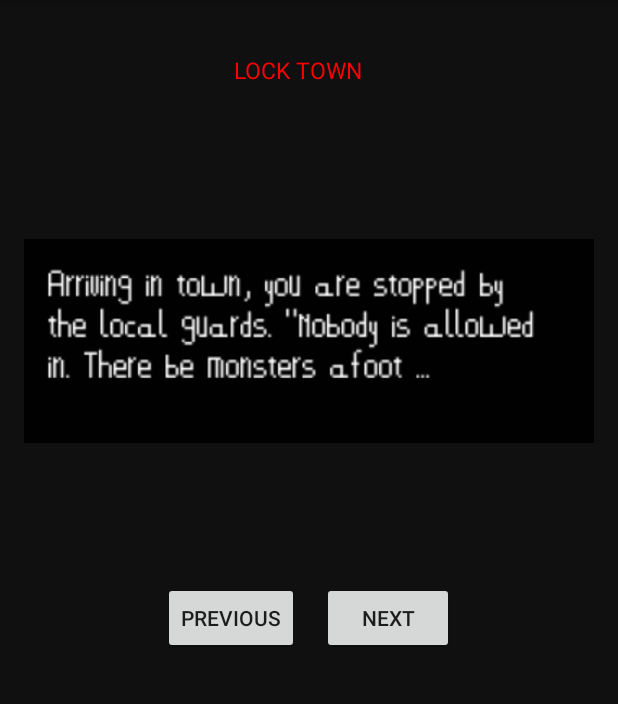
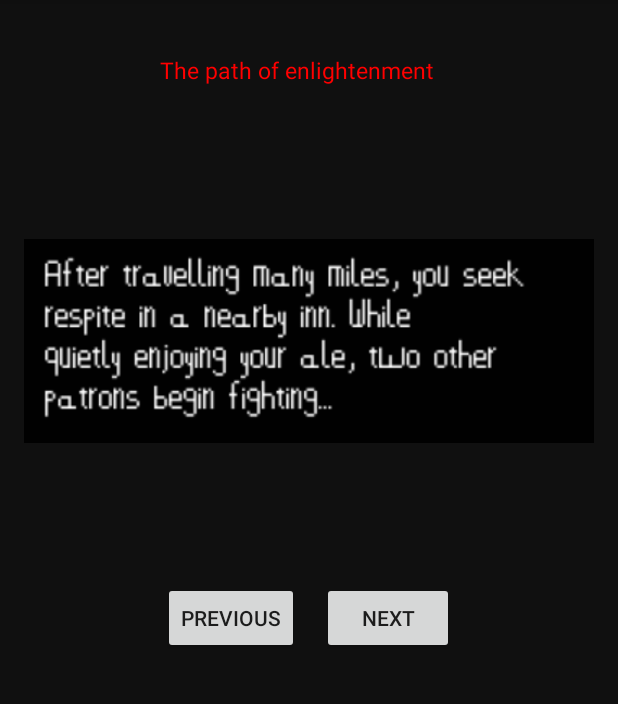
Before and after one commit to ritchi75/SPGame, an Android app: the screen it shows after launch (MainActivity), after a tap on "SINGLE PLAYER", on a phone screen of 412 x 824 dp, the part 84-788 px from its top. Run offline under Robolectric (Android 15) with nearby library versions, the phone set to English and light mode, and no system bars.

Commit message:
Completely rewrote stories to make us of the entire storyline

```diff
--- a/app/src/main/java/JavaFiles/Characters/Character.java
+++ b/app/src/main/java/JavaFiles/Characters/Character.java
@@ -151,4 +151,9 @@ public abstract class Character {
         return result;
     }
 
+    // fully heals a characters hp before the next encounter
+    public void fullHeal()
+    {
+        this.stat.modifyHealth(-100);
+    }
 }
--- a/app/src/main/java/JavaFiles/Characters/EmpressBoss.java
+++ b/app/src/main/java/JavaFiles/Characters/EmpressBoss.java
@@ -32,7 +32,7 @@ public class EmpressBoss extends Character {
     private Stat getEmpressStats()
     {
         return new Stat
-                        (2000,    // Health
+                        (100,    // Health
                         18,     // Strength
                         6,      // Intelligence
                         8,      // Agility
--- a/app/src/main/java/JavaFiles/Characters/GhostBoss.java
+++ b/app/src/main/java/JavaFiles/Characters/GhostBoss.java
@@ -32,7 +32,7 @@ public class GhostBoss extends Character {
     private Stat getGhostStats()
     {
         return new Stat
-                        (750,    // Health
+                        (100,    // Health
                         18,     // Strength
                         6,      // Intelligence
                         8,      // Agility
--- a/app/src/main/java/JavaFiles/Characters/KnightBoss.java
+++ b/app/src/main/java/JavaFiles/Characters/KnightBoss.java
@@ -32,7 +32,7 @@ public class KnightBoss extends Character {
     private Stat getKnightStats()
     {
         return new Stat
-                        (1000,    // Health
+                        (100,    // Health
                         18,     // Strength
                         6,      // Intelligence
                         8,      // Agility
--- a/app/src/main/java/JavaFiles/Characters/RobotBoss.java
+++ b/app/src/main/java/JavaFiles/Characters/RobotBoss.java
@@ -38,7 +38,7 @@ public class RobotBoss extends Character{
     private Stat getRobotStats()
     {
         return new Stat
-                        (1000,    // Health
+                        (100,    // Health
                         18,     // Strength
                         6,      // Intelligence
                         8,      // Agility
--- a/app/src/main/java/JavaFiles/Characters/SkeletonBoss.java
+++ b/app/src/main/java/JavaFiles/Characters/SkeletonBoss.java
@@ -32,7 +32,7 @@ public class SkeletonBoss extends Character {
     private Stat getSkeletonStats()
     {
         return new Stat
-                        (500,    // Health
+                        (100,    // Health
                         18,     // Strength
                         6,      // Intelligence
                         8,      // Agility
--- a/app/src/main/java/JavaFiles/Characters/SquiggleBoss.java
+++ b/app/src/main/java/JavaFiles/Characters/SquiggleBoss.java
@@ -32,7 +32,7 @@ public class SquiggleBoss extends Character {
     private Stat getSquiggleStats()
     {
         return new Stat
-                        (500,    // Health
+                        (100,    // Health
                         18,     // Strength
                         6,      // Intelligence
                         8,      // Agility
--- a/app/src/main/java/JavaFiles/Stories/Stories.java
+++ b/app/src/main/java/JavaFiles/Stories/Stories.java
@@ -1,6 +1,7 @@
 package JavaFiles.Stories;
 
 import java.util.ArrayList;
+import java.util.Random;
 
 import seniorproject.game.R;
 
@@ -10,25 +11,176 @@ import seniorproject.game.R;
 public class Stories {
 
     ArrayList<Story> stories = new ArrayList<Story>();
-    ArrayList<Integer> images = new ArrayList<Integer>();
+    private int storyPoint;
+    private Boolean choiceMade;
+
 
     public Stories() {
         init();
     }
 
+    // constructor for a Stories Object
     public void init(){
-        images.add(R.drawable.locked_town1);
-        images.add(R.drawable.locked_town2);
-        images.add(R.drawable.locked_town3);
-        images.add(R.drawable.locked_town4);
-        stories.add(new Story("LOCK TOWN", images));
+        storyPoint = -1;
+        choiceMade = false;
+        populateStories();
     }
 
+    // Returns a list of stories which will be displayed to the user
+    //  Keeps track of where we are in the story
+    public Story getNextStory() {
+        // advance the story
+        storyPoint += 1;
+
+        switch(storyPoint)
+        {
+            case 0:
+                Random rng = new Random();
+                return stories.get(rng.nextInt(4));
+            case 1: return stories.get(4);
+            case 2: return stories.get(5);
+            case 3: return stories.get(6);
+            case 4: return stories.get(7);
+            case 5: return stories.get(8);
+            case 6:
+                // if the players accepted the kiss, jump to point 7
+                if(choiceMade)
+                    return stories.get(10);
+                // otherwise return point 6
+                return stories.get(9);
+            case 7: return stories.get(11);
+            case 8: return stories.get(12);
+        }
+        // something went wrong, end the game
+        return null;
+    }
+
+    // returns the list of stories
     public ArrayList<Story> getStories() {
         return stories;
     }
 
+    // removes a story from the list to prevent repeating it
     public void removeStory(Story story) {
         stories.remove(story);
     }
+
+    // sets the choice that the players made
+    public void setChoiceMade(Boolean choiceMade)
+    {
+        this.choiceMade = choiceMade;
+    }
+
+    // populates our list of stories with all the events and stories
+    // events handle their own pictures which is why we pass null through without issue
+    // stories have no boss's so we can pass null safely for them
+    // only decisions need decision choices
+    private void populateStories()
+    {
+        // store the list of images assoicated with the stories
+        ArrayList<Integer> images = new ArrayList<Integer>();
+
+        // starter stories: point 0
+        // Warrior starter
+        images.add(R.drawable.starter);
+        images.add(R.drawable.brawl_starter1);
+        images.add(R.drawable.brawl_starter2);
+        stories.add(new Story("Way of the Warrior", images, false, false, null));
+
+        // Mage starter
+        images.clear();
+        images.add(R.drawable.starter);
+        images.add(R.drawable.mage_starter1);
+        images.add(R.drawable.mage_starter2);
+        stories.add(new Story("The power of magic", images, false, false, null));
+
+        // Monk starter
+        images.clear();
+        images.add(R.drawable.starter);
+        images.add(R.drawable.peace_starter1);
+        images.add(R.drawable.peace_starter2);
+        stories.add(new Story("The path of enlightenment", images, false, false, null));
+
+        // Rogue starter
+        images.clear();
+        images.add(R.drawable.starter);
+        images.add(R.drawable.theif_starter1);
+        images.add(R.drawable.theif_starter2);
+        stories.add(new Story("A cunning plan", images, false, false, null));
+
+        // Squiggle fight: point 1
+        images.clear();
+        stories.add(new Story("The first battle", null, true, false, "Squiggle"));
+
+        // follow up story: point 2
+        images.clear();
+        images.add(R.drawable.locked_town1);
+        images.add(R.drawable.locked_town2);
+        stories.add(new Story("LOCK TOWN", images, false, false, null));
+
+        // Skeleton fight: point 3
+        images.clear();
+        stories.add(new Story("The next test", null, true, false, "Skeleton"));
+
+        // Locked town continued/throne room : point 4
+        images.clear();
+        images.add(R.drawable.locked_town3);
+        images.add(R.drawable.locked_town4);
+        images.add(R.drawable.throne_room1);
+        images.add(R.drawable.throne_room2);
+        images.add(R.drawable.throne_room3);
+        images.add(R.drawable.throne_room4);
+        images.add(R.drawable.throne_room5);
+        stories.add(new Story("The Royal Palace", images, false, false, null));
+
+        // first decision event : point 5
+        ArrayList<String> decisions = new ArrayList<String>();
+        images.clear();
+        images.add(R.drawable.decision);
+        decisions.add("Accept kiss");
+        decisions.add("Reject kiss");
+        stories.add(new Story("Will you accept the empress's kiss?", images, false, true, null));
+
+        // players rejected the empress's kiss : point 6a
+        images.clear();
+        images.add(R.drawable.tr_draw1);
+        images.add(R.drawable.tr_draw2);
+        images.add(R.drawable.tr_draw3);
+        images.add(R.drawable.guards_to_empress);
+        stories.add(new Story("The rejected kiss", images, false, false, "null"));
+
+        // players accept the empress's kiss : point 6b
+        images.clear();
+        images.add(R.drawable.tr_recieve1);
+        images.add(R.drawable.tr_recieve2);
+        images.add(R.drawable.tr_recieve3);
+        images.add(R.drawable.tr_recieve4);
+        images.add(R.drawable.tr_recieve5);
+        images.add(R.drawable.guards_to_empress);
+        stories.add(new Story("The empress's kiss", images, false, false, "null"));
+
+        // Empress fight : point 7
+        images.clear();
+        stories.add(new Story("The final battle", null, true, false, "Empress"));
+
+        // Victory! : point 8
+        images.clear();
+        images.add(R.drawable.empress_defeated1);
+        images.add(R.drawable.empress_defaeted2);
+        images.add(R.drawable.empress_defeated3);
+        images.add(R.drawable.empress_defeated4);
+        images.add(R.drawable.empress_defeated5);
+        images.add(R.drawable.empress_defeated6);
+        images.add(R.drawable.game_win);
+        stories.add(new Story("Victory", images, false, false, null));
+
+
+
+    }
+
+    // returns the story point we are currently on
+    public int getStoryPoint()
+    {
+        return this.storyPoint;
+    }
 }
--- a/app/src/main/java/JavaFiles/Stories/Story.java
+++ b/app/src/main/java/JavaFiles/Stories/Story.java
@@ -3,26 +3,59 @@ package JavaFiles.Stories;
 import java.util.ArrayList;
 
 /**
- * Created by Matt on 4/8/2015.
+ * Created by Matt + Alex on 4/8/2015.
  */
 public class Story {
 
     String title;
     ArrayList<Integer> image;
+    private boolean isEvent;
+    private boolean isDecision;
+    private String bossName;
 
-    public Story(String title, ArrayList<Integer> image) {
+    public Story(String title, ArrayList<Integer> image, Boolean isEvent, Boolean isDecision, String bossName) {
         this.title = title;
-        this.image = image;
+        // make deep copies of all the images
+        if(image != null)
+            this.image = new ArrayList<Integer>(image);
+        else
+            this.image = new ArrayList<Integer>();
+        this.isEvent = isEvent;
+        this.isDecision = isDecision;
+        this.bossName = bossName;
     }
 
+    // Returns the title of this story
     public String getTitle() {
         return title;
 
     }
 
+    // Returns the image associated with this story
     public ArrayList<Integer> getImage() {
         return image;
     }
 
+    // Returns true if this story is an event, false if it is not
+    public Boolean isEvent() {
+        return this.isEvent;
+    }
 
+    // Returns true if this story is a decision, false if it is not
+    public Boolean isDecision()
+    {
+        return this.isDecision;
+    }
+
+    // Returns the boss associated with this event-story
+    public String getBossName()
+    {
+        return this.bossName;
+    }
+
+    // Returns the number of images in this story
+    public int getNumImages()
+    {
+        return this.image.size();
+    }
 }
--- a/app/src/main/java/seniorproject/game/MainActivity.java
+++ b/app/src/main/java/seniorproject/game/MainActivity.java
@@ -36,6 +36,7 @@ import JavaFiles.Characters.Warrior;
 import JavaFiles.Characters.Wizard;
 import JavaFiles.Events.EventHandler;
 import JavaFiles.Events.HostEventHandler;
+import JavaFiles.StatusEffects.Poison_StatusEffect;
 import JavaFiles.Stories.Stories;
 import JavaFiles.Stories.Story;
 
@@ -96,6 +97,7 @@ public class MainActivity extends ActionBarActivity {
     String bossChosen;
     private boolean sentMsg;
     private boolean singlePlayer;
+    private int maxStorySize;
 
     // Character Data
     private ArrayList<Character> players;
@@ -159,7 +161,7 @@ public class MainActivity extends ActionBarActivity {
                                     bossChosen = "Robot";
                                     button1.setEnabled(true);
                                     button2.setEnabled(true);
-                                    startActivity(2); //Start event Activity
+                                    startActivity(1); //Start event Activity
 
                                 } else //(messageRead.equals("STORYPOINT2")) { //You both disagree, just start the first option.
                                 {
@@ -168,11 +170,11 @@ public class MainActivity extends ActionBarActivity {
                                     bossChosen = "Squiggle";
                                     button1.setEnabled(true);
                                     button2.setEnabled(true);
-                                    startActivity(2);
+                                    startActivity(1);
                                 }
                             }
                             else {
-                                startActivity(2);
+                                startActivity(1);
                             }
                         }
                         break;
@@ -211,16 +213,17 @@ public class MainActivity extends ActionBarActivity {
                         startActivityForResult(serverIntent, REQUEST_CONNECT_DEVICE_SECURE);
                         break;
                     case 1: //Story point 2
-                        if(story != 3) {
+                        if(story < maxStorySize - 1) {
                             story++;
-                            if(story == 3) {
-                                button1.setText("Choose 1");
-                                button2.setText("Choose 2");
-                            }
+                            //if(story == 3) {
+                            //    button1.setText("Choose 1");
+                            //    button2.setText("Choose 2");
+                            //}
                             mainImage.setImageResource(storyImages.get(story));
                         }
                         else {
-                            story--;
+                            // reset the story
+                            story = 0;
                             Log.d(LOG, messageRead);
                             if (singlePlayer == false) {
                                 sendMsg("STORYPOINT2"); //Tell other device you chose an option.
@@ -236,21 +239,21 @@ public class MainActivity extends ActionBarActivity {
                                     bossChosen = "Robot";
                                     button1.setEnabled(true);
                                     button2.setEnabled(true);
-                                    startActivity(2); //Start event Activity
+                                    startActivity(1); //Start event Activity
                                     sendMsg("start2"); //Make sure the other device is on the same activity.
                                 } else if (messageRead.equals("STORYPOINT1")) {
                                     messageRead = "";
                                     button1.setBackgroundColor(Color.LTGRAY);
                                     button1.setEnabled(true);
                                     button2.setEnabled(true);
-                                    startActivity(2); //Start event activity
+                                    startActivity(1); //Start event activity
                                     bossChosen = "Squiggle";
                                     sendMsg("start2"); //Make sure the other device is on the same activity.
                                 }
-                                //startActivity(2);
+                                //startActivity(1);
                             }
                             else {
-                                startActivity(2);
+                                startActivity(1);
                             }
                         }
                         break;
@@ -300,13 +303,11 @@ public class MainActivity extends ActionBarActivity {
                                 int statusCode = useMoveBluetooth(moveUsed);
                                 if(statusCode == 1)
                                 {
-                                    // player won, go to next story
-                                    relay_box.setText("You Win!");
+                                    startActivity(1);
                                 }
                                 else if(statusCode == 2)
                                 {
-                                    //player lost, go to main menu?
-                                    relay_box.setText("You lose :(");
+                                    mainImage.setImageResource(R.drawable.game_lose);
                                 }
                                 moveSelected = null;
                                 targetName = null;
@@ -482,48 +483,47 @@ public class MainActivity extends ActionBarActivity {
      */
     public void startStoryActivity() {
         storyImages.clear(); //Get a new story.
-        ArrayList<Story> storyBook = stories.getStories(); //A list of all stories in the game.
-        if(storyBook.isEmpty()) {
-            startActivity(3);
+
+        Story storyBook = stories.getNextStory(); //A list of all stories in the game.
+        maxStorySize = storyBook.getNumImages();
+        relay_box.setText(storyBook.getTitle());
+
+        // if this is the first story point, assign our character
+        if(stories.getStoryPoint() == 0)
+        {
+            if(storyBook.getTitle().contains("Warrior"))
+                user = new Warrior();
+            else if (storyBook.getTitle().contains("magic"))
+                user = new Wizard();
+            else if (storyBook.getTitle().contains("enlightenment"))
+                user = new Monk();
+            else
+                user = new Rogue();
+        }
+        // starts an event if the story says we need an event
+        if(storyBook.isEvent()) {
+            bossChosen = storyBook.getBossName();
+            startActivity(2);
+        }
+        else if(storyBook.isDecision())
+        {
+            button1.setText("Yes");
+            button2.setText("No");
+            mainImage.setImageResource(storyBook.getImage().get(0)); //Show the first image.
         }
         else {
-            Random random = new Random();
-            int rand = random.nextInt(storyBook.size()); //Pick a random story.
-            Story temp = storyBook.get(rand);
-            storyImages = temp.getImage(); //Fill the story arraylist with images.
-            relay_box.setText(temp.getTitle());
+            storyImages = storyBook.getImage(); //Fill the story arraylist with images.
             mainImage.setImageResource(storyImages.get(0)); //Show the first image.
-            stories.removeStory(temp); //Remove the story from the story book so we don't repeat.
         }
     }
 
     // starts a fight event
     public void startBossActivity() {
 
+        user.fullHeal();
         players = new ArrayList<Character>();
-        Random rng = new Random();
-        int characterNumber = rng.nextInt(4);
-
-        if(characterNumber == 0)
-        {
-            user = new Warrior();
-        }
-        else if(characterNumber == 1)
-        {
-            user = new Wizard();
-        }
-        else if(characterNumber == 2)
-        {
-            user = new Rogue();
-        }
-        else
-        {
-            user = new Monk();
-        }
         players.add(user);
 
-
-        bossChosen = "Squiggle";
         loadBossImage();
 
         this.handler = new HostEventHandler(players, bossChosen);
```
Also changed, not shown: 3 other files.
